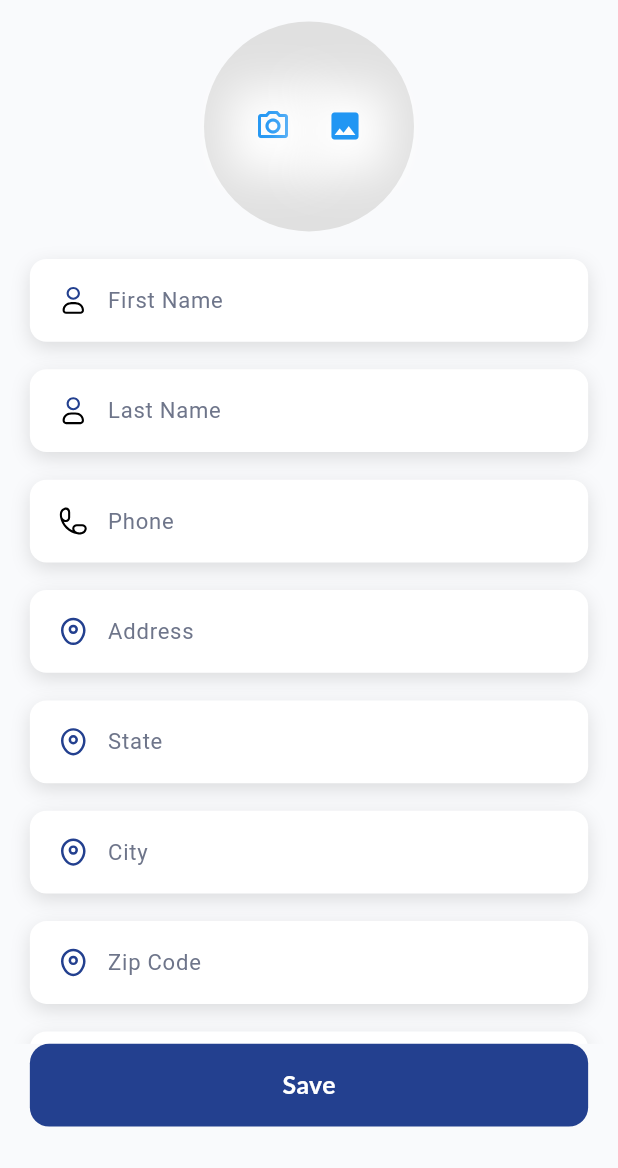
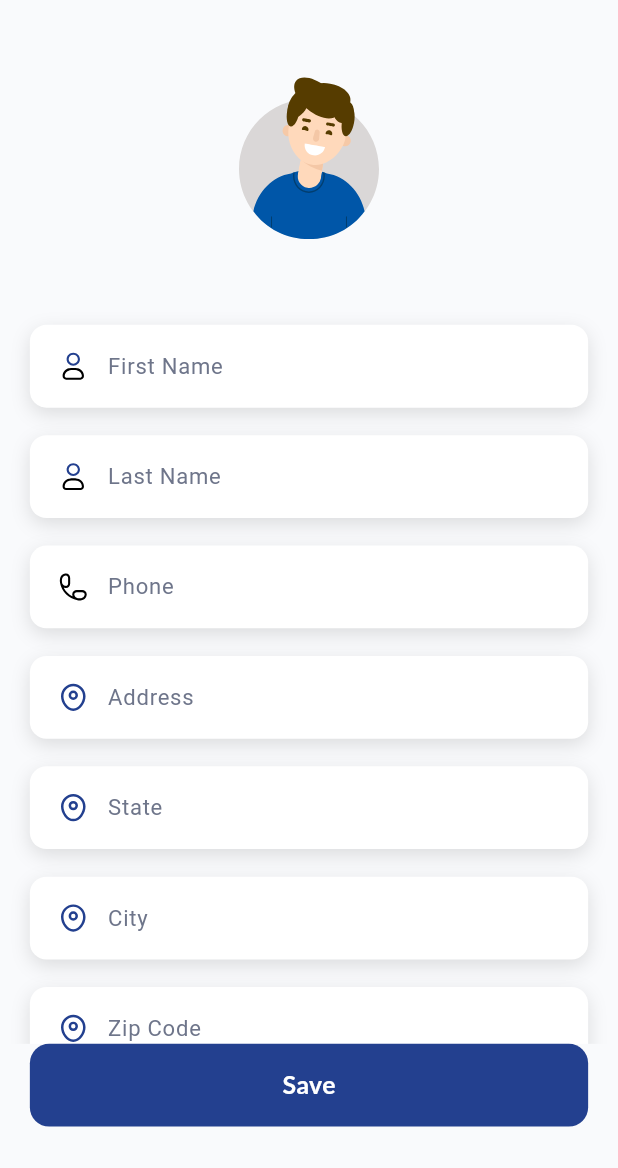
Before and after one commit to Dawood448/cleany, a Flutter app: the EditScreen screen opened directly, on a phone screen of 412 x 824 dp, the part 68-1236 px from its top. Run offline on Flutter 3.47's test engine with Material 3 defaults, Android fonts, the phone set to English and light mode, and no system bars; our stand-ins replace cloud_firestore, date_format, firebase_core, firebase_messaging, flutter_local_notifications, flutter_rating_bar and 12 more; missing offline and left inert: maps_launcher, timezone_dropdown; accounts and stored records are empty; network calls fail; project files that could hold a hidden picture were left out.

Commit message:
profile image set

```diff
--- a/lib/apis/request_apis.dart
+++ b/lib/apis/request_apis.dart
@@ -378,7 +378,7 @@ class ApiRequests {
 
   Future updateProfilePicture(profilePicture) async {
     print(profilePicture);
-    final Uri uri = Uri.parse('https://dev.bookcleany.com/user_module/update_profile_picture');
+    final Uri uri = Uri.parse('https://dev.bookcleany.com/user_module/update_profile');
 
     try {
       var request = http.MultipartRequest('PUT', uri);
--- a/lib/screens/profile/edit_profile_screen.dart
+++ b/lib/screens/profile/edit_profile_screen.dart
@@ -4,9 +4,11 @@ import 'package:cleany/apis/request_apis.dart';
 import 'package:cleany/providers/cleaner_details_provider.dart';
 import 'package:cleany/variables/app_routes.dart';
 import 'package:flutter/material.dart';
+import 'package:flutter/scheduler.dart';
 import 'package:get/get.dart';
 import 'package:image_picker/image_picker.dart';
 import 'package:lottie/lottie.dart';
+import 'package:permission_handler/permission_handler.dart';
 import 'package:provider/provider.dart';
 import 'package:timezone_dropdown/timezone_dropdown.dart';
 import '../../base/color_data.dart';
@@ -36,11 +38,11 @@ class _EditScreenState extends State<EditScreen> {
   TextEditingController countryController = TextEditingController();
   TextEditingController profileController = TextEditingController();
   TextEditingController statusController = TextEditingController();
-
+  final scaffoldKey = GlobalKey<ScaffoldState>();
   bool isLocationEnabled = true;
   final formKey = GlobalKey<FormState>();
   bool isLoading = false;
-
+String baseUrl = "https://dev.bookcleany.com";
   // String? dropDownValue;
 
   // List of items in our dropdown menu
@@ -147,6 +149,7 @@ class _EditScreenState extends State<EditScreen> {
     // return _profile();
 
     return Scaffold(
+      key: scaffoldKey,
       resizeToAvoidBottomInset: true,
       backgroundColor: backGroundColor,
       bottomNavigationBar: saveButton(context),
@@ -354,77 +357,78 @@ class _EditScreenState extends State<EditScreen> {
       child: Stack(
         alignment: Alignment.center,
         children: <Widget>[
-          CircleAvatar(
-            radius: 70,
-            backgroundColor: Colors.grey[300],
-            child: _imageFile == null
-                ? const SizedBox()
-                : ClipOval(
-                    child: Image.file(
-                      File(_imageFile!.path),
-                      width: 140,
-                      height: 140,
-                      fit: BoxFit.cover,
+          InkWell(
+            onTap: () async {
+              Map<Permission, PermissionStatus> statuses =
+              await [
+                Permission.camera,
+              ].request();
+
+              if (statuses[Permission.camera]!
+                  .isGranted) {
+                SchedulerBinding.instance.addPostFrameCallback((_) {
+                });
+                showDialog(context: context, builder: (BuildContext context) {
+                  return AlertDialog(
+                    title: Center(child: Text('Select Image')),
+                    content: SingleChildScrollView(
+                      child: Row(
+                        mainAxisAlignment: MainAxisAlignment.spaceEvenly,
+                        crossAxisAlignment: CrossAxisAlignment.center,
+                        children: <Widget>[
+                          GestureDetector(
+                            child: Icon(Icons.image, color: Colors.blue,size: 40.0,),
+                            onTap: () {
+                              _pickImage(ImageSource.gallery);
+                              Navigator.of(context).pop();
+                            },
+                          ),
+                          Padding(
+                            padding: EdgeInsets.all(8.0),
+                          ),
+                          GestureDetector(
+                            child: Icon(Icons.camera_alt, color: Colors.blue,size: 40.0,),
+                            onTap: () {
+                              _pickImage(ImageSource.camera);
+                              Navigator.of(context).pop();
+                            },
+                          )
+                        ],
+                      ),
                     ),
-                  ),
-          ),
-          Positioned(
-            child: Row(
-              mainAxisAlignment: MainAxisAlignment.center,
-              children: [
-                Container(
-                  decoration: const BoxDecoration(
-                    boxShadow: [
-                      BoxShadow(
-                        color: Colors.white,
-                        spreadRadius: 5,
-                        blurRadius: 25,
-                        offset: Offset(0, 3),
-                      ),
-                    ],
-                  ),
-                  child: IconButton(
-                    onPressed: () => _pickImage(ImageSource.camera),
-                    icon: const Icon(
-                      Icons.camera_alt_outlined,
-                      color: Colors.blue,
-                    ),
-                  ),
-                ),
-                Container(
-                  decoration: const BoxDecoration(
-                    boxShadow: [
-                      BoxShadow(
-                        color: Colors.white,
-                        spreadRadius: 5,
-                        blurRadius: 25,
-                        offset: Offset(0, 3),
-                      ),
-                    ],
-                  ),
-                  child: IconButton(
-                    onPressed: () => _pickImage(ImageSource.gallery),
-                    icon: const Icon(
-                      Icons.photo,
-                      color: Colors.blue,
-                    ),
-                  ),
-                ),
-              ],
+                  );
+
+                }
+                );}
+              else {
+                print('No permission provided');
+                if (statuses[Permission.camera]!
+                    .isDenied ||
+                    statuses[Permission.camera]!
+                        .isPermanentlyDenied) {
+                  // Handle camera permission denied or permanently denied
+                  print('Camera permission denied');
+                }
+              }
+            },
+            child: cleanerProfile.details.isNotEmpty &&
+                cleanerProfile.details.first.profile.profilePicture != ''&&
+                _imageFile == null?
+            CircleAvatar(
+                radius: 60,
+                backgroundImage: NetworkImage(baseUrl + cleanerProfile.details.first.profile.profilePicture),
+            ): _imageFile != null ?
+            CircleAvatar(backgroundImage: FileImage(File(_imageFile!.path)),):
+            SizedBox(
+              height: FetchPixels.getPixelHeight(200),
+              width: FetchPixels.getPixelHeight(200),
+              child: Lottie.asset('assets/images/male.json')
             ),
           ),
-        ],
-      ),
-      // SizedBox(
-      //   height: FetchPixels.getPixelHeight(200),
-      //   width: FetchPixels.getPixelHeight(200),
-      //   child: cleanerProfile.details.isNotEmpty
-      //       ? cleanerProfile.details.first.profile.gender.toLowerCase() == 'male'
-      //           ? Lottie.asset('assets/images/male.json')
-      //           : Lottie.asset('assets/images/female.json')
-      //       : Image.asset('assets/images/profile_image.png'),
-      // ),
-    );
+              // : const AssetImage(ImageAssets.lady),
+            ]
+      )
+          );
   }
 
   Widget _profile() {
--- a/pubspec.yaml
+++ b/pubspec.yaml
@@ -25,6 +25,7 @@ dependencies:
   flutter_rating_bar: ^4.0.1
   intl: ^0.18.0
   web_socket_channel: ^2.4.0
+  permission_handler: ^11.2.0
 
 
   # core
```
Also changed, not shown: pubspec.lock, 1 other file.
